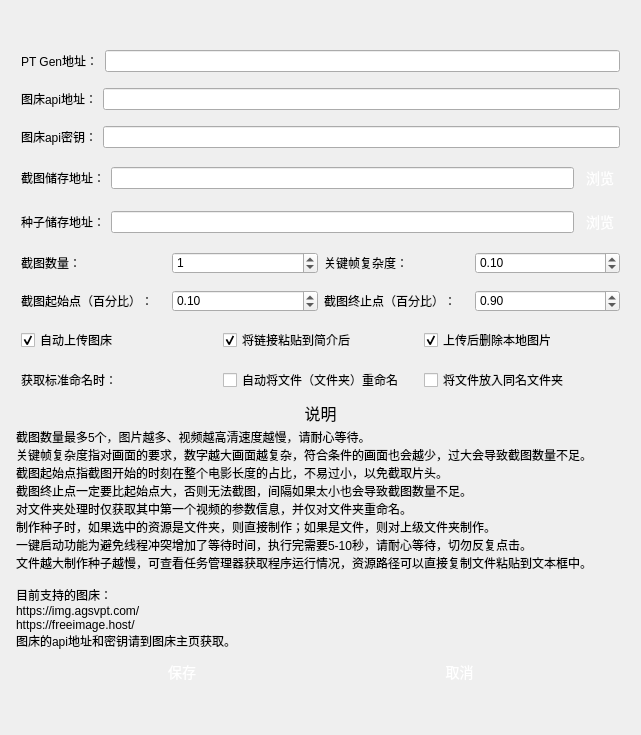
First picture: the form in ph-bjd/ui/settings.ui, repository publish-helper/publish-helper, before the edit.
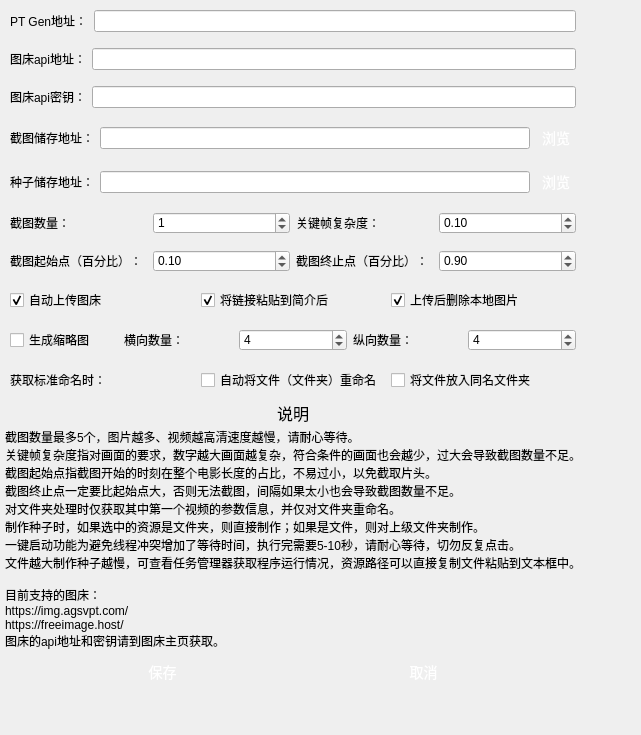
Second picture: the form after the edit.

Commit message: 增加了获取缩略图的功能

Diff of the .ui file:
```diff
--- a/ph-bjd/ui/settings.ui
+++ b/ph-bjd/ui/settings.ui
@@ -13,11 +13,7 @@
   <property name="windowTitle">
    <string>设置</string>
   </property>
-  <layout class="QVBoxLayout" name="verticalLayout_2">
-   <property name="sizeConstraint">
-    <enum>QLayout::SetDefaultConstraint</enum>
-   </property>
-   <item>
+  <widget class="QWidget" name="">
     <layout class="QVBoxLayout" name="verticalLayout">
      <property name="leftMargin">
       <number>5</number>
@@ -970,6 +966,169 @@
        </item>
       </layout>
      </item>
+    <item>
+     <layout class="QHBoxLayout" name="horizontalLayout_11">
+      <property name="leftMargin">
+       <number>5</number>
+      </property>
+      <property name="topMargin">
+       <number>5</number>
+      </property>
+      <property name="rightMargin">
+       <number>5</number>
+      </property>
+      <property name="bottomMargin">
+       <number>5</number>
+      </property>
+      <item>
+       <widget class="QCheckBox" name="getThumbnails">
+        <property name="text">
+         <string>生成缩略图</string>
+        </property>
+       </widget>
+      </item>
+      <item>
+       <widget class="QLabel" name="label_13">
+        <property name="styleSheet">
+         <string>QPushButton {
+    display: inline-block;
+    padding: 5px 5px;
+    font-size: 16px;
+    cursor: pointer;
+    text-align: center;
+    text-decoration: none;
+    outline: none;
+    color:#fff;
+    background-color: #559e24;
+    border: none;
+    border-radius: 15px;
+    box-shadow: 0 9px #999;
+}
+
+QPushButton:hover {
+background-color: #4a8821;
+}
+
+QPushButton:pressed {
+    background-color: #3c6f1b;
+}
+</string>
+        </property>
+        <property name="text">
+         <string>横向数量：</string>
+        </property>
+       </widget>
+      </item>
+      <item>
+       <widget class="QSpinBox" name="rows">
+        <property name="styleSheet">
+         <string>QPushButton {
+    display: inline-block;
+    padding: 5px 5px;
+    font-size: 16px;
+    cursor: pointer;
+    text-align: center;
+    text-decoration: none;
+    outline: none;
+    color:#fff;
+    background-color: #559e24;
+    border: none;
+    border-radius: 15px;
+    box-shadow: 0 9px #999;
+}
+
+QPushButton:hover {
+background-color: #4a8821;
+}
+
+QPushButton:pressed {
+    background-color: #3c6f1b;
+}
+</string>
+        </property>
+        <property name="minimum">
+         <number>1</number>
+        </property>
+        <property name="maximum">
+         <number>9</number>
+        </property>
+        <property name="value">
+         <number>4</number>
+        </property>
+       </widget>
+      </item>
+      <item>
+       <widget class="QLabel" name="label_14">
+        <property name="styleSheet">
+         <string>QPushButton {
+    display: inline-block;
+    padding: 5px 5px;
+    font-size: 16px;
+    cursor: pointer;
+    text-align: center;
+    text-decoration: none;
+    outline: none;
+    color:#fff;
+    background-color: #559e24;
+    border: none;
+    border-radius: 15px;
+    box-shadow: 0 9px #999;
+}
+
+QPushButton:hover {
+background-color: #4a8821;
+}
+
+QPushButton:pressed {
+    background-color: #3c6f1b;
+}
+</string>
+        </property>
+        <property name="text">
+         <string>纵向数量：</string>
+        </property>
+       </widget>
+      </item>
+      <item>
+       <widget class="QSpinBox" name="cols">
+        <property name="styleSheet">
+         <string>QPushButton {
+    display: inline-block;
+    padding: 5px 5px;
+    font-size: 16px;
+    cursor: pointer;
+    text-align: center;
+    text-decoration: none;
+    outline: none;
+    color:#fff;
+    background-color: #559e24;
+    border: none;
+    border-radius: 15px;
+    box-shadow: 0 9px #999;
+}
+
+QPushButton:hover {
+background-color: #4a8821;
+}
+
+QPushButton:pressed {
+    background-color: #3c6f1b;
+}
+</string>
+        </property>
+        <property name="minimum">
+         <number>1</number>
+        </property>
+        <property name="maximum">
+         <number>9</number>
+        </property>
+        <property name="value">
+         <number>4</number>
+        </property>
+       </widget>
+      </item>
+     </layout>
+    </item>
      <item>
       <layout class="QHBoxLayout" name="horizontalLayout_10">
        <property name="leftMargin">
@@ -1252,8 +1411,7 @@
       </layout>
      </item>
     </layout>
-   </item>
-  </layout>
+  </widget>
  </widget>
  <resources/>
  <connections/>
```
Lines whose indentation alone changed are shown as unchanged. The commit also changes 5 other files.
